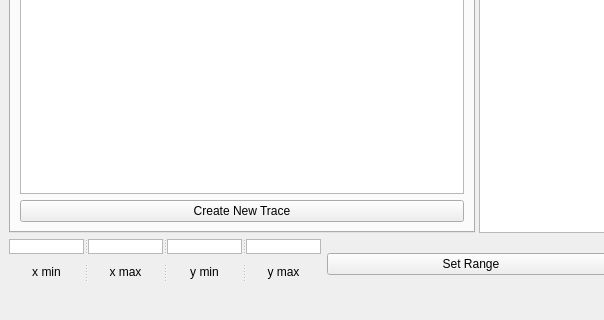
The window that guiExample/graph/graph.ui (bencorbett90/Graph) describes before a commit, drawn with Qt 5; both pictures show x 0 to 604 and y 608 to 928 of the 918 by 928 pixel window.
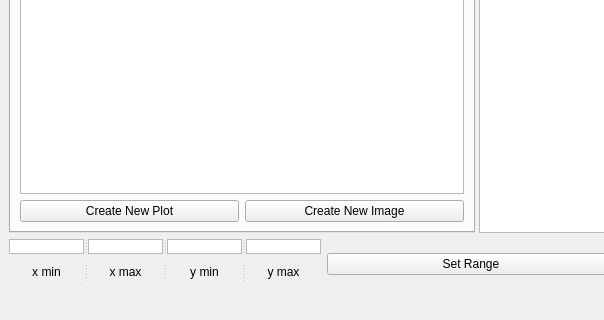
The same window after the commit. Custom widgets are drawn as their Qt base class.

```diff
--- a/guiExample/graph/graph.ui
+++ b/guiExample/graph/graph.ui
@@ -435,11 +435,22 @@
           </widget>
          </item>
          <item>
-          <widget class="QPushButton" name="btn_newTrace">
-           <property name="text">
-            <string>Create New Trace</string>
-           </property>
-          </widget>
+          <layout class="QHBoxLayout" name="horizontalLayout_5">
+           <item>
+            <widget class="QPushButton" name="btn_newPlot">
+             <property name="text">
+              <string>Create New Plot</string>
+             </property>
+            </widget>
+           </item>
+           <item>
+            <widget class="QPushButton" name="btn_newImage">
+             <property name="text">
+              <string>Create New Image</string>
+             </property>
+            </widget>
+           </item>
+          </layout>
          </item>
         </layout>
        </widget>
```
Left out of the diff: 16 changed lines with no effect on the pictures.
